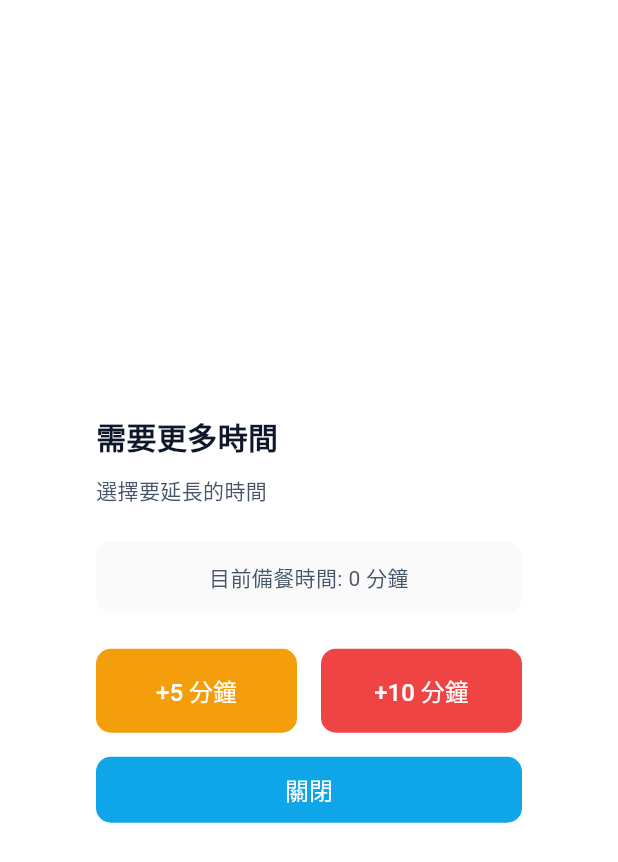
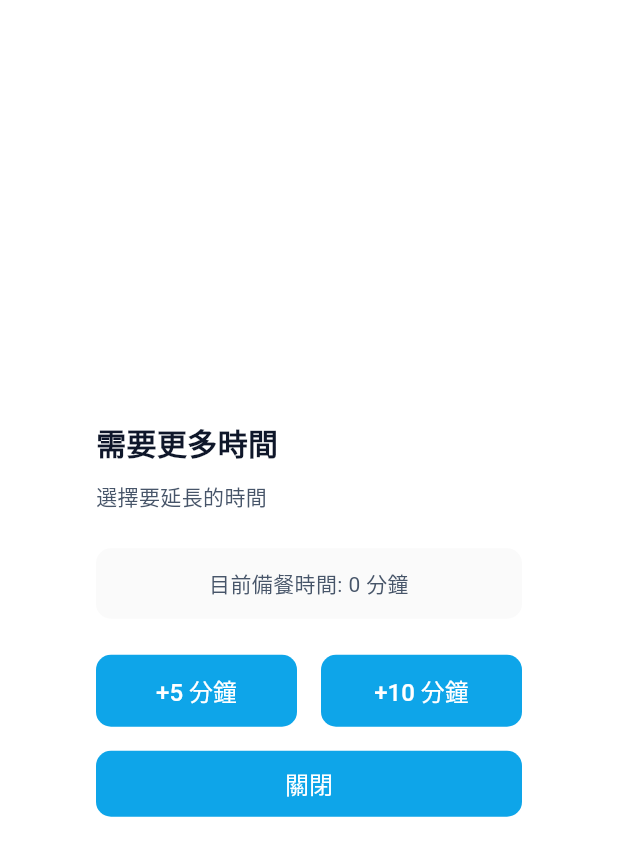
Before and after one commit to clearbox-delivery/clearbox-delivery, a Flutter app: the ExtendPrepTimeDialog widget shown alone on an empty page, opened directly with empty values, on a phone screen of 412 x 824 dp. Shown: the top 862 px of the screen. Run offline on Flutter 3.47's test engine with Material 3 defaults, Android fonts, the phone set to English and light mode, and no system bars; our stand-ins replace flutter_riverpod, freezed_annotation, go_router, latlong2, shared_preferences, supabase_flutter; accounts and stored records are empty; generated files the repository leaves out were written again; Roboto replaces fonts that are missing (Noto Sans TC); statements that could not run were skipped.

Commit message:
refactor(phase3): preparing tab stability and token compliance - Added Key to each PreparingCard for stable list rendering - Replaced ElevatedButton with CBButton in ExtendPrepTimeDialog for full Design Token compliance

```diff
--- a/apps/merchant_app/lib/features/orders/presentation/extend_prep_time_dialog.dart
+++ b/apps/merchant_app/lib/features/orders/presentation/extend_prep_time_dialog.dart
@@ -107,44 +107,20 @@ class _ExtendPrepTimeDialogState extends ConsumerState<ExtendPrepTimeDialog> {
             Row(
               children: [
                 Expanded(
-                  child: ElevatedButton(
+                  child: CBButton(
+                    text: '+5 分鐘',
                     onPressed: _isLoading ? null : () => _handleExtend(5),
-                    style: ElevatedButton.styleFrom(
-                      backgroundColor: DesignTokens.warn,
-                      foregroundColor: DesignTokens.textOnInverse,
-                      padding: const EdgeInsets.symmetric(vertical: DesignTokens.sp4),
-                      shape: RoundedRectangleBorder(
-                        borderRadius: BorderRadius.circular(DesignTokens.radiusMd),
-                      ),
-                    ),
-                    child: const Text(
-                      '+5 分鐘',
-                      style: TextStyle(
-                        fontSize: DesignTokens.fsMd,
-                        fontWeight: FontWeight.w500,
-                      ),
-                    ),
+                    variant: CBButtonVariant.secondary,
+                    size: CBButtonSize.large,
                   ),
                 ),
                 const SizedBox(width: DesignTokens.sp4),
                 Expanded(
-                  child: ElevatedButton(
+                  child: CBButton(
+                    text: '+10 分鐘',
                     onPressed: _isLoading ? null : () => _handleExtend(10),
-                    style: ElevatedButton.styleFrom(
-                      backgroundColor: DesignTokens.danger,
-                      foregroundColor: DesignTokens.textOnInverse,
-                      padding: const EdgeInsets.symmetric(vertical: DesignTokens.sp4),
-                      shape: RoundedRectangleBorder(
-                        borderRadius: BorderRadius.circular(DesignTokens.radiusMd),
-                      ),
-                    ),
-                    child: const Text(
-                      '+10 分鐘',
-                      style: TextStyle(
-                        fontSize: DesignTokens.fsMd,
-                        fontWeight: FontWeight.w500,
-                      ),
-                    ),
+                    variant: CBButtonVariant.secondary,
+                    size: CBButtonSize.large,
                   ),
                 ),
               ],
--- a/apps/merchant_app/lib/features/orders/presentation/preparing_tab.dart
+++ b/apps/merchant_app/lib/features/orders/presentation/preparing_tab.dart
@@ -59,7 +59,10 @@ class PreparingTab extends ConsumerWidget {
           separatorBuilder: (_, __) => const SizedBox(height: DesignTokens.sp4),
           itemBuilder: (context, index) {
             final order = preparingOrders[index];
-            return _PreparingCard(order: order);
+            return _PreparingCard(
+              key: Key('preparing-${order.id}'),
+              order: order,
+            );
           },
         );
       },
```
Also changed, not shown: tests/integration/merchant_preparing_integration_test.dart (line endings or trailing spaces), 1 other file.
